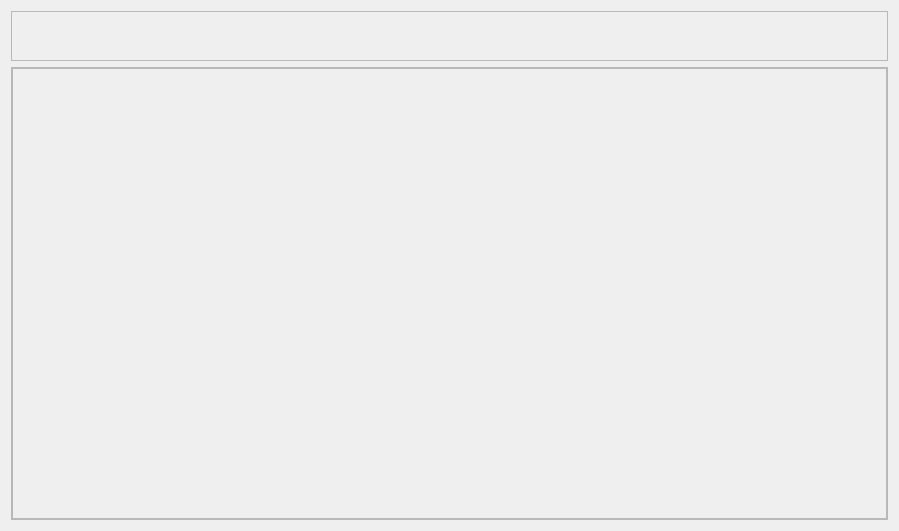
The window that desktop/src/FIle/Explorer.ui (tan-yrf/TanCloud) describes before a commit, drawn with Qt 5.
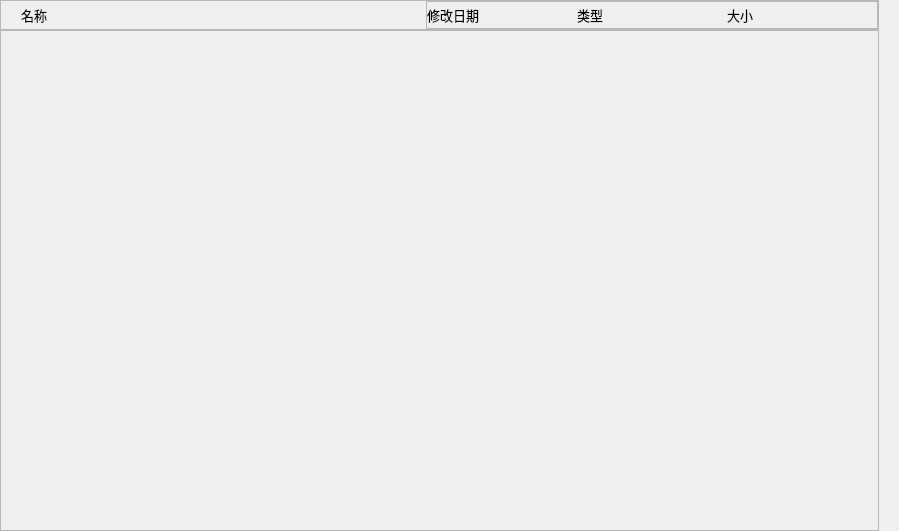
The same window after the commit.

Commit message: feat：修改主界面布局

Patch:
```diff
--- a/desktop/src/FIle/Explorer.ui
+++ b/desktop/src/FIle/Explorer.ui
@@ -14,6 +14,21 @@
    <string>Frame</string>
   </property>
   <layout class="QVBoxLayout" name="verticalLayout">
+   <property name="spacing">
+    <number>0</number>
+   </property>
+   <property name="leftMargin">
+    <number>0</number>
+   </property>
+   <property name="topMargin">
+    <number>0</number>
+   </property>
+   <property name="rightMargin">
+    <number>20</number>
+   </property>
+   <property name="bottomMargin">
+    <number>0</number>
+   </property>
    <item>
     <widget class="QFrame" name="header">
      <property name="sizePolicy">
@@ -25,13 +40,13 @@
      <property name="minimumSize">
       <size>
        <width>0</width>
-       <height>50</height>
+       <height>30</height>
       </size>
      </property>
      <property name="maximumSize">
       <size>
        <width>16777215</width>
-       <height>50</height>
+       <height>30</height>
       </size>
      </property>
      <property name="frameShape">
@@ -40,6 +55,183 @@
      <property name="frameShadow">
       <enum>QFrame::Raised</enum>
      </property>
+     <layout class="QHBoxLayout" name="horizontalLayout">
+      <property name="spacing">
+       <number>0</number>
+      </property>
+      <property name="leftMargin">
+       <number>20</number>
+      </property>
+      <property name="topMargin">
+       <number>0</number>
+      </property>
+      <property name="rightMargin">
+       <number>0</number>
+      </property>
+      <property name="bottomMargin">
+       <number>0</number>
+      </property>
+      <item>
+       <widget class="QLabel" name="text">
+        <property name="sizePolicy">
+         <sizepolicy hsizetype="Fixed" vsizetype="Preferred">
+          <horstretch>0</horstretch>
+          <verstretch>0</verstretch>
+         </sizepolicy>
+        </property>
+        <property name="minimumSize">
+         <size>
+          <width>40</width>
+          <height>0</height>
+         </size>
+        </property>
+        <property name="maximumSize">
+         <size>
+          <width>40</width>
+          <height>16777215</height>
+         </size>
+        </property>
+        <property name="font">
+         <font>
+          <pointsize>10</pointsize>
+         </font>
+        </property>
+        <property name="text">
+         <string>名称</string>
+        </property>
+       </widget>
+      </item>
+      <item>
+       <spacer name="horizontalSpacer">
+        <property name="orientation">
+         <enum>Qt::Horizontal</enum>
+        </property>
+        <property name="sizeHint" stdset="0">
+         <size>
+          <width>362</width>
+          <height>20</height>
+         </size>
+        </property>
+       </spacer>
+      </item>
+      <item>
+       <widget class="QFrame" name="frame">
+        <property name="frameShape">
+         <enum>QFrame::StyledPanel</enum>
+        </property>
+        <property name="frameShadow">
+         <enum>QFrame::Raised</enum>
+        </property>
+        <layout class="QHBoxLayout" name="horizontalLayout_2">
+         <property name="spacing">
+          <number>0</number>
+         </property>
+         <property name="leftMargin">
+          <number>0</number>
+         </property>
+         <property name="topMargin">
+          <number>0</number>
+         </property>
+         <property name="rightMargin">
+          <number>0</number>
+         </property>
+         <property name="bottomMargin">
+          <number>0</number>
+         </property>
+         <item>
+          <widget class="QLabel" name="label">
+           <property name="sizePolicy">
+            <sizepolicy hsizetype="Fixed" vsizetype="Preferred">
+             <horstretch>0</horstretch>
+             <verstretch>0</verstretch>
+            </sizepolicy>
+           </property>
+           <property name="minimumSize">
+            <size>
+             <width>150</width>
+             <height>0</height>
+            </size>
+           </property>
+           <property name="maximumSize">
+            <size>
+             <width>150</width>
+             <height>16777215</height>
+            </size>
+           </property>
+           <property name="font">
+            <font>
+             <pointsize>10</pointsize>
+            </font>
+           </property>
+           <property name="text">
+            <string>修改日期</string>
+           </property>
+          </widget>
+         </item>
+         <item>
+          <widget class="QLabel" name="label_2">
+           <property name="sizePolicy">
+            <sizepolicy hsizetype="Fixed" vsizetype="Preferred">
+             <horstretch>0</horstretch>
+             <verstretch>0</verstretch>
+            </sizepolicy>
+           </property>
+           <property name="minimumSize">
+            <size>
+             <width>150</width>
+             <height>0</height>
+            </size>
+           </property>
+           <property name="maximumSize">
+            <size>
+             <width>150</width>
+             <height>16777215</height>
+            </size>
+           </property>
+           <property name="font">
+            <font>
+             <pointsize>10</pointsize>
+            </font>
+           </property>
+           <property name="text">
+            <string>类型</string>
+           </property>
+          </widget>
+         </item>
+         <item>
+          <widget class="QLabel" name="label_3">
+           <property name="sizePolicy">
+            <sizepolicy hsizetype="Fixed" vsizetype="Preferred">
+             <horstretch>0</horstretch>
+             <verstretch>0</verstretch>
+            </sizepolicy>
+           </property>
+           <property name="minimumSize">
+            <size>
+             <width>150</width>
+             <height>0</height>
+            </size>
+           </property>
+           <property name="maximumSize">
+            <size>
+             <width>150</width>
+             <height>16777215</height>
+            </size>
+           </property>
+           <property name="font">
+            <font>
+             <pointsize>10</pointsize>
+            </font>
+           </property>
+           <property name="text">
+            <string>大小</string>
+           </property>
+          </widget>
+         </item>
+        </layout>
+       </widget>
+      </item>
+     </layout>
     </widget>
    </item>
    <item>
@@ -86,6 +278,12 @@
       </property>
       <item row="0" column="0">
        <widget class="QScrollArea" name="scrollArea">
+        <property name="frameShape">
+         <enum>QFrame::NoFrame</enum>
+        </property>
+        <property name="frameShadow">
+         <enum>QFrame::Plain</enum>
+        </property>
         <property name="widgetResizable">
          <bool>true</bool>
         </property>
@@ -98,7 +296,7 @@
            <x>0</x>
            <y>0</y>
            <width>877</width>
-           <height>453</height>
+           <height>499</height>
           </rect>
          </property>
          <layout class="QGridLayout" name="gridLayout"/>
```
The commit also changes 6 other files.
